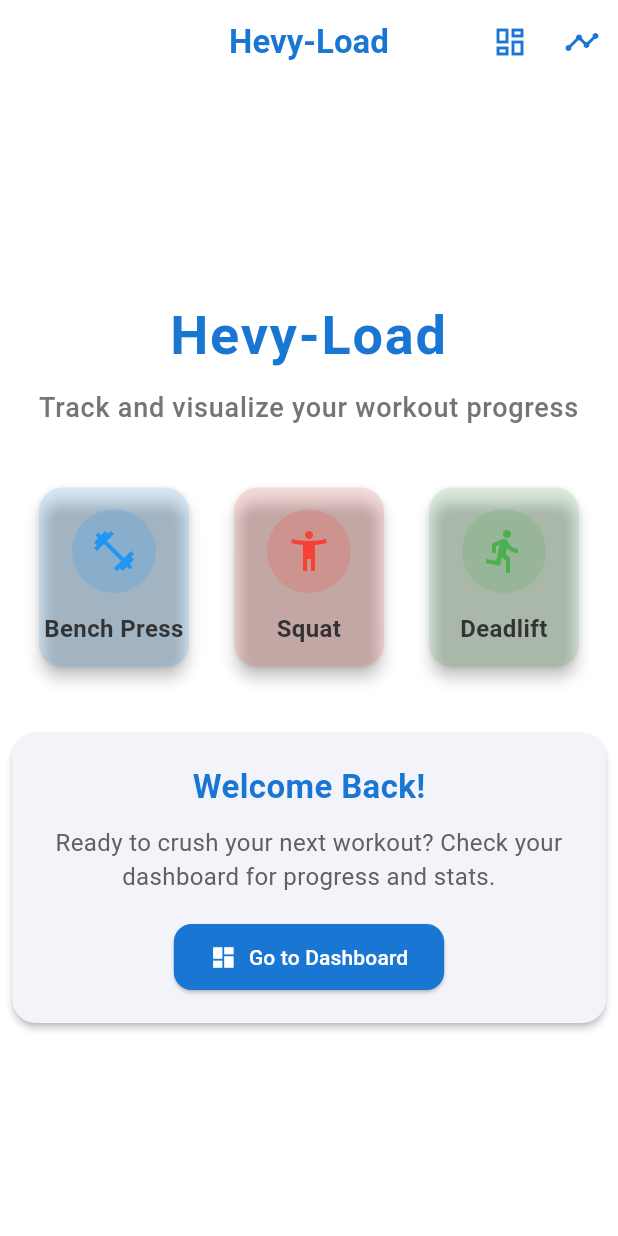
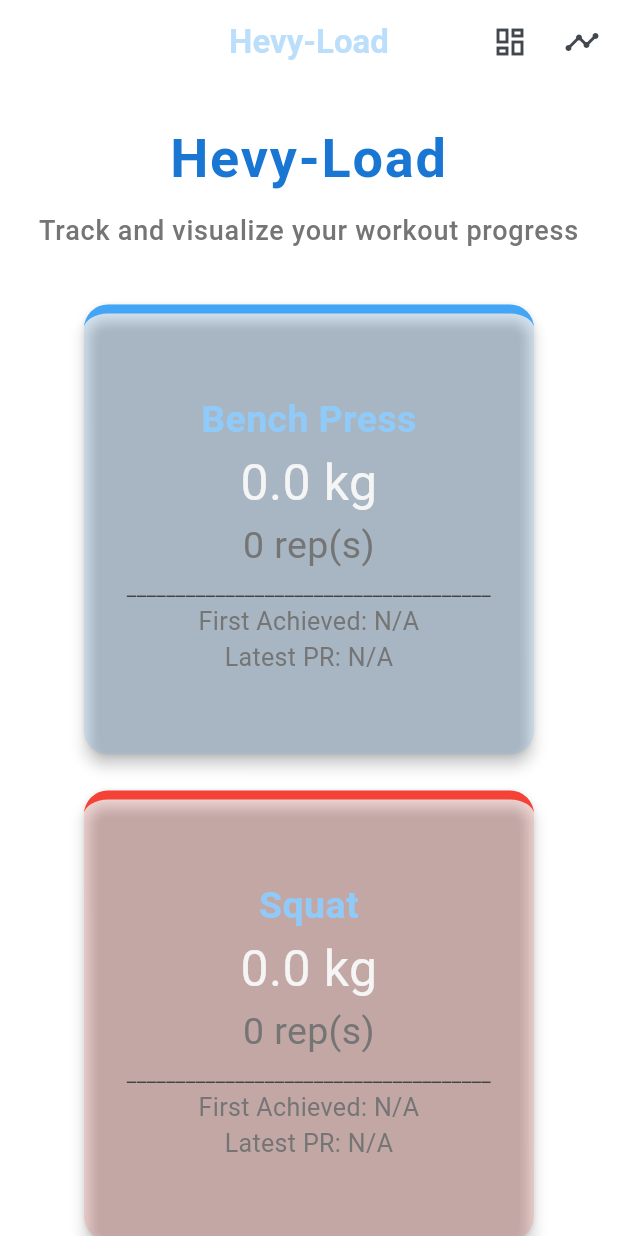
Before and after one commit to PedroTorrado/Hevy-Load, a Flutter app: the screen it shows after launch, on a phone screen of 412 x 824 dp. Run offline on Flutter 3.47's test engine with Material 3 defaults, Android fonts, the phone set to English and light mode, and no system bars.

Commit message:
main page resembling more the nodejs webpage

```diff
--- a/App/heavy_load/lib/main.dart
+++ b/App/heavy_load/lib/main.dart
@@ -16,15 +16,15 @@ class MyApp extends StatelessWidget {
       title: 'Hevy-Load',
       theme: ThemeData(
         brightness: Brightness.light,
-        colorScheme: ColorScheme.fromSeed(seedColor: Color(0xFF1976D2), brightness: Brightness.light),
+        colorScheme: ColorScheme.fromSeed(seedColor: Colors.blue.shade400, brightness: Brightness.light),
         scaffoldBackgroundColor: Colors.white,
         appBarTheme: const AppBarTheme(
           backgroundColor: Colors.white,
-          foregroundColor: Color(0xFF1976D2),
           elevation: 0,
           centerTitle: true,
           titleTextStyle: TextStyle(
-            color: Color(0xFF1976D2),
+            color: Color(0xFFBBDEFB),
+            fontFamily: 'Roboto',
             fontWeight: FontWeight.bold,
             fontSize: 22,
           ),
@@ -91,9 +91,10 @@ class HomePage extends StatelessWidget {
           ),
         ],
       ),
-      body: Center(
+      body: SingleChildScrollView(
+        padding: const EdgeInsets.symmetric(vertical: 24, horizontal: 0),
         child: Column(
-          mainAxisAlignment: MainAxisAlignment.center,
+          crossAxisAlignment: CrossAxisAlignment.center,
           children: [
             Text(
               'Hevy-Load',
@@ -116,26 +117,20 @@ class HomePage extends StatelessWidget {
               ),
               textAlign: TextAlign.center,
             ),
-            const SizedBox(height: 36),
-            Row(
-              mainAxisAlignment: MainAxisAlignment.spaceEvenly,
-              children: [
-                _ExerciseCard(
+            const SizedBox(height: 32),
+            ExerciseCard(
               title: 'Bench Press',
-                  color: Colors.blue,
-                  icon: Icons.fitness_center,
+              color: Colors.blue.shade400,
             ),
-                _ExerciseCard(
+            const SizedBox(height: 16),
+            ExerciseCard(
               title: 'Squat',
               color: Colors.red,
-                  icon: Icons.accessibility_new,
             ),
-                _ExerciseCard(
+            const SizedBox(height: 16),
+            ExerciseCard(
               title: 'Deadlift',
               color: Colors.green,
-                  icon: Icons.directions_run,
-                ),
-              ],
             ),
             const SizedBox(height: 40),
             Card(
@@ -151,7 +146,7 @@ class HomePage extends StatelessWidget {
                       style: TextStyle(
                         fontSize: 22,
                         fontWeight: FontWeight.bold,
-                        color: Colors.blue.shade700,
+                        color: Colors.blue.shade200,
                       ),
                     ),
                     const SizedBox(height: 10),
@@ -193,15 +188,18 @@ class HomePage extends StatelessWidget {
   }
 }
 
-class _ExerciseCard extends StatelessWidget {
+class ExerciseCard extends StatelessWidget {
   final String title;
   final Color color;
-  final IconData icon;
+  final double pr = 0;
+  final int reps = 0;
+  final String firstAchieved = 'N/A';
+  final String lastAchieved = 'N/A';
+  final double fontsize = 25;
 
-  const _ExerciseCard({
+  const ExerciseCard({
     required this.title,
     required this.color,
-    required this.icon,
     Key? key,
   }) : super(key: key);
 
@@ -212,26 +210,75 @@ class _ExerciseCard extends StatelessWidget {
       color: color.withOpacity(0.15),
       shape: RoundedRectangleBorder(borderRadius: BorderRadius.circular(16)),
       child: SizedBox(
-        width: 100,
-        height: 120,
+        child: Container(
+          decoration: BoxDecoration(
+            border: Border(
+              top: BorderSide(
+                color: color,
+                width: 6,
+              ),
+            ),
+            borderRadius: const BorderRadius.only(
+              topLeft: Radius.circular(16),
+              topRight: Radius.circular(16),
+            ),
+          ),
+        width: 300,
+        height: 300,
         child: Column(
           mainAxisAlignment: MainAxisAlignment.center,
           children: [
-            CircleAvatar(
-              backgroundColor: color.withOpacity(0.2),
-              radius: 28,
-              child: Icon(icon, color: color, size: 32),
-            ),
-            const SizedBox(height: 12),
+            const SizedBox(),
             Text(
               title,
               style: TextStyle(
-                fontSize: 16,
+                fontSize: fontsize,
                 fontWeight: FontWeight.w600,
+                color: Colors.blue.shade200,
               ),
               textAlign: TextAlign.center,
             ),
+            Text(
+              '$pr kg',
+              style: TextStyle(
+                fontSize: fontsize/0.75,
+                color: Colors.grey.shade100,
+              ),
+              textAlign: TextAlign.center,
+            ),
+            Text(
+              '$reps rep(s)',
+              style: TextStyle(
+                fontSize: fontsize/1,
+                color: Colors.grey.shade600,
+              ),
+              textAlign: TextAlign.center,
+            ),
+            Text(
+              '_____________________________________',
+              style: TextStyle(
+                color: Colors.grey.shade800,
+              ),
+              textAlign: TextAlign.center,
+            ),
+            Text(
+              'First Achieved: $firstAchieved',
+              style: TextStyle(
+                fontSize: fontsize/1.5,
+                color: Colors.grey.shade600,
+              ),
+              textAlign: TextAlign.center,
+            ),
+            Text(
+              'Latest PR: $lastAchieved',
+              style: TextStyle(
+                fontSize: fontsize/1.5,
+                color: Colors.grey.shade600,
+              ),
+              textAlign: TextAlign.center,
+            )
           ],
+        ),
       ),
       ),
     );
```
Also changed, not shown: App/heavy_load/lib/home.dart (+63 -5 lines). Lines whose indentation alone changed are shown as unchanged.
